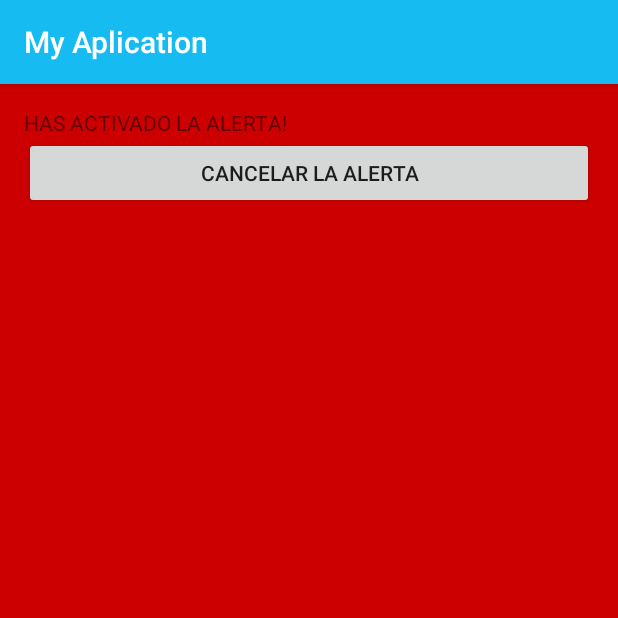
After one commit to adrigaarcia/HackUPC2017W, an Android app: the AlertActivity screen opened directly, with no data from a screen before it, on a phone screen of 412 x 824 dp, the top half of it. The commit adds this screen. Run offline under Robolectric (Android 15) with nearby library versions, the phone set to English and light mode, and no system bars.

Commit message:
AlertActivity

```diff
--- /dev/null
+++ b/AndroidClient/MyApplication/app/src/main/java/com/cokejorge/es/myaplication/AlertActivity.java
@@ -0,0 +1,13 @@
+package com.cokejorge.es.myaplication;
+
+import android.support.v7.app.AppCompatActivity;
+import android.os.Bundle;
+
+public class AlertActivity extends AppCompatActivity {
+
+    @Override
+    protected void onCreate(Bundle savedInstanceState) {
+        super.onCreate(savedInstanceState);
+        setContentView(R.layout.activity_alert);
+    }
+}
--- /dev/null
+++ b/AndroidClient/MyApplication/app/src/main/res/layout/activity_alert.xml
@@ -0,0 +1,32 @@
+<?xml version="1.0" encoding="utf-8"?>
+<RelativeLayout xmlns:android="http://schemas.android.com/apk/res/android"
+    xmlns:tools="http://schemas.android.com/tools"
+    android:id="@+id/activity_alert"
+    android:layout_width="match_parent"
+    android:layout_height="match_parent"
+    android:paddingBottom="@dimen/activity_vertical_margin"
+    android:paddingLeft="@dimen/activity_horizontal_margin"
+    android:paddingRight="@dimen/activity_horizontal_margin"
+    android:paddingTop="@dimen/activity_vertical_margin"
+    tools:context="com.cokejorge.es.myaplication.AlertActivity"
+    android:backgroundTint="@android:color/holo_red_dark"
+    android:background="@android:color/holo_red_light">
+
+    <LinearLayout
+        android:orientation="vertical"
+        android:layout_width="match_parent"
+        android:layout_height="match_parent">
+
+        <TextView
+            android:text="HAS ACTIVADO LA ALERTA!"
+            android:layout_width="match_parent"
+            android:layout_height="wrap_content"
+            android:id="@+id/textView" />
+
+        <Button
+            android:text="Cancelar la Alerta"
+            android:layout_width="match_parent"
+            android:layout_height="wrap_content"
+            android:id="@+id/button2" />
+    </LinearLayout>
+</RelativeLayout>
```
Also changed, not shown: AndroidClient/MyApplication/app/src/main/AndroidManifest.xml (+8 -1 lines), AndroidClient/MyApplication/app/src/main/java/com/cokejorge/es/myaplication/BackgroundService.java (+22 -10 lines), AndroidClient/MyApplication/app/src/main/java/com/cokejorge/es/myaplication/MainActivity.java (+14 -0 lines).
